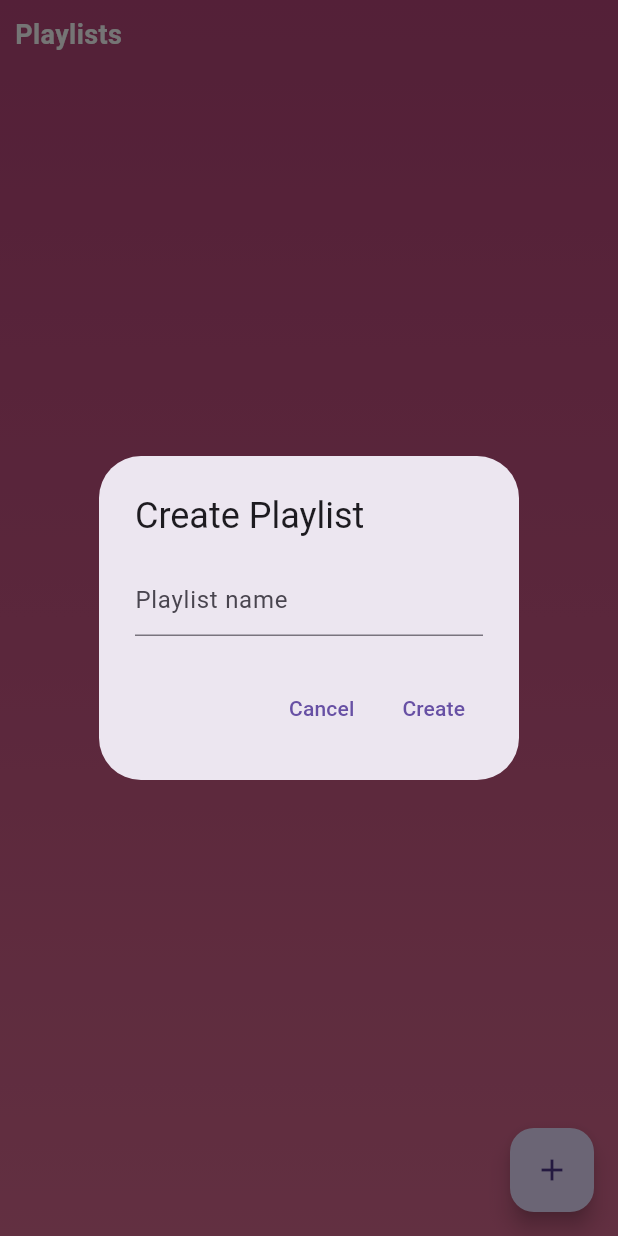
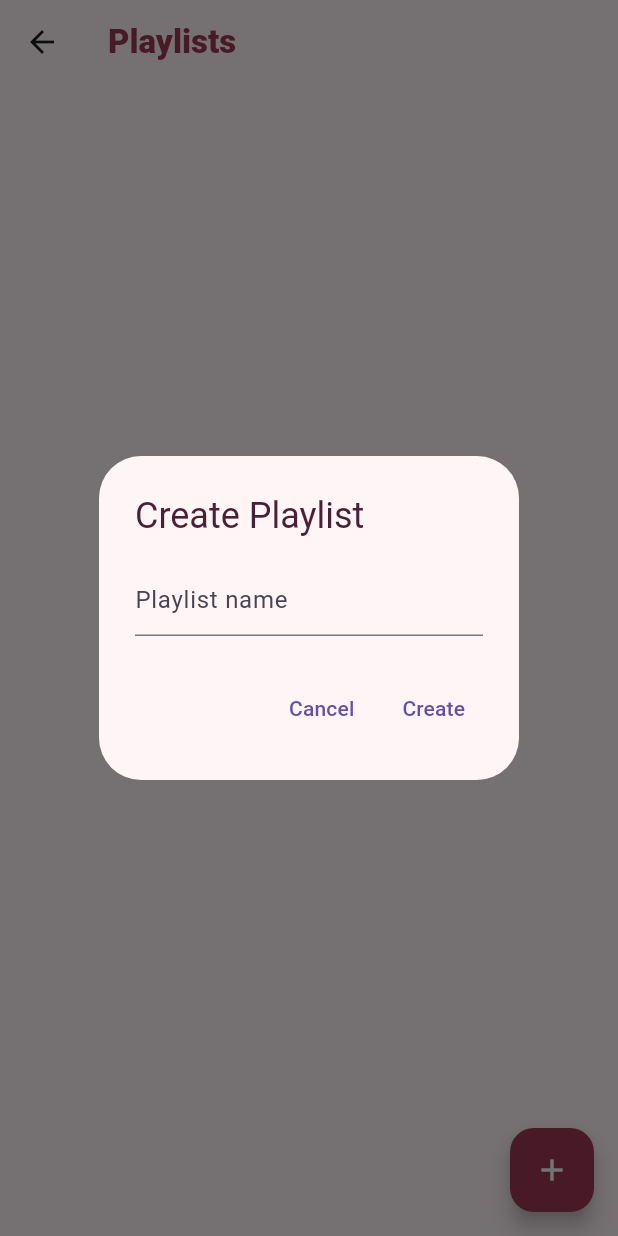
Before and after one commit to RjamesMz/Flutter_TuneIn, a Flutter app: the PlaylistPage screen opened by its route, after a tap on the "add" icon, on a phone screen of 412 x 824 dp. Run offline on Flutter 3.47's test engine with Material 3 defaults, Android fonts, the phone set to English and light mode, and no system bars; our stand-ins replace google_fonts.

Commit message:
added new Features

```diff
--- a/lib/pages/playlist_page.dart
+++ b/lib/pages/playlist_page.dart
@@ -1,7 +1,6 @@
 import 'package:flutter/material.dart';
+import '../core/app_colors.dart';
 import 'playlist_music.dart';
-
-
 
 class PlaylistPage extends StatefulWidget {
   const PlaylistPage({super.key});
@@ -12,39 +11,35 @@
 
 class _PlaylistPageState extends State<PlaylistPage> {
 
-
-
   List<String> playlists = [];
 
   void addPlaylist() {
-
     TextEditingController controller = TextEditingController();
 
     showDialog(
       context: context,
       builder: (context) {
         return AlertDialog(
-              title: const Text("Create Playlist"),
+          backgroundColor: kSurface,
+          title: const Text(
+            "Create Playlist",
+            style: TextStyle(color: kOnSurface),
+          ),
           content: TextField(
             controller: controller,
+            style: const TextStyle(color: kOnSurface),
             decoration: const InputDecoration(
               hintText: "Playlist name",
             ),
           ),
           actions: [
-
             TextButton(
-                  onPressed: (){
-                    Navigator.pop(context);
-                  },
+              onPressed: () => Navigator.pop(context),
               child: const Text("Cancel"),
             ),
-
-
-
             TextButton(
-                  onPressed: (){
-                    if(controller.text.isNotEmpty){
+              onPressed: () {
+                if (controller.text.isNotEmpty) {
                   setState(() {
                     playlists.add(controller.text);
                   });
@@ -59,8 +54,6 @@
     );
   }
 
-
-
   void deletePlaylist(int index) {
     setState(() {
       playlists.removeAt(index);
@@ -68,7 +61,6 @@
   }
 
   void openPlaylist(String name) {
-
     Navigator.push(
       context,
       MaterialPageRoute(
@@ -79,95 +71,128 @@
 
   @override
   Widget build(BuildContext context) {
+    return Scaffold(
+      backgroundColor: kSurface,
 
-        return Material(
-      color: Colors.transparent,
-      child: Stack(
+      appBar: AppBar(
+        backgroundColor: kSurface.withOpacity(0.9),
+        elevation: 0,
+        title: const Text(
+          "Playlists",
+          style: TextStyle(
+            color: kPrimary,
+            fontWeight: FontWeight.w800,
+          ),
+        ),
+      ),
+
+      body: playlists.isEmpty
+          ? const Center(
+              child: Text(
+                "No Playlists",
+                style: TextStyle(
+                  color: kOnSurface,
+                  fontSize: 16,
+                ),
+              ),
+            )
+          : ListView.builder(
+              padding: const EdgeInsets.fromLTRB(16, 12, 16, 100),
+              itemCount: playlists.length,
+              itemBuilder: (context, index) {
+
+                return GestureDetector(
+                  onTap: () {
+                    openPlaylist(playlists[index]);
+                  },
+                  child: Container(
+                    margin: const EdgeInsets.only(bottom: 12),
+                    padding: const EdgeInsets.all(12),
+
+                    decoration: BoxDecoration(
+                      color: kSurfaceContainerHighest,
+                      borderRadius: BorderRadius.circular(20),
+                    ),
+
+                    child: Row(
                       children: [
-      SafeArea(
-      child:Container(
-        width: double.infinity,
-        height: double.infinity,
 
-        decoration: const BoxDecoration(
-          gradient: LinearGradient(
-            begin: Alignment.topCenter,
-            end: Alignment.bottomCenter,
-            colors: [
-              Color(0xFFB6467A),
-              Color(0xFFC65482),
-              Color(0xFFD6688E),
+                        ClipRRect(
+                          borderRadius: BorderRadius.circular(12),
+                          child: Image.network(
+                            "https://picsum.photos/seed/${playlists[index]}/200",
+                            width: 55,
+                            height: 55,
+                            fit: BoxFit.cover,
+                          ),
+                        ),
+
+                        const SizedBox(width: 12),
+
+                        Expanded(
+                          child: Column(
+                            crossAxisAlignment: CrossAxisAlignment.start,
+                            children: [
+                              Text(
+                                playlists[index],
+                                style: const TextStyle(
+                                  color: kOnSurface,
+                                  fontSize: 16,
+                                  fontWeight: FontWeight.w700,
+                                ),
+                              ),
+                              const SizedBox(height: 4),
+                              const Text(
+                                "Playlist",
+                                style: TextStyle(
+                                  color: kOnSurfaceVariant,
+                                  fontSize: 12,
+                                ),
+                              ),
                             ],
                           ),
                         ),
 
-         child: Container(
-          padding: const EdgeInsets.all(10),
+                        IconButton(
+                          icon: const Icon(Icons.more_vert, color: kOnSurfaceVariant),
+                          onPressed: () {
+                            showModalBottomSheet(
+                              context: context,
+                              backgroundColor: kSurface,
+                              shape: const RoundedRectangleBorder(
+                                borderRadius: BorderRadius.vertical(top: Radius.circular(20)),
+                              ),
+                              builder: (_) {
+                                return SafeArea(
                                   child: Column(
-          crossAxisAlignment: CrossAxisAlignment.start,
+                                    mainAxisSize: MainAxisSize.min,
                                     children: [
-            const Text(
-              "Playlists",
-              style: TextStyle(
-                fontSize: 18,
-                fontWeight: FontWeight.bold,
-                color: Colors.white
+                                      ListTile(
+                                        leading: const Icon(Icons.delete, color: Colors.red),
+                                        title: const Text("Delete Playlist"),
+                                        onTap: () {
+                                          deletePlaylist(index);
+                                          Navigator.pop(context);
+                                        },
                                       ),
+                                    ],
                                   ),
-
-            Expanded(
-              child: playlists.isEmpty
-                  ? const Center(
-                      child: Text(
-                        "No Playlists",
-                        style: TextStyle(
-                          color: Colors.white,
-                          fontSize: 18,
+                                );
+                              },
+                            );
+                          },
                         ),
-                      ),
-                    )
-                  : ListView.builder(
-                      padding: const EdgeInsets.only(top: 68),
-                      itemCount: playlists.length,
-                      itemBuilder: (context, index) {
-
-                        return Card(
-                          margin: const EdgeInsets.symmetric(
-                              horizontal: 20, vertical: 8),
-
-                          child: ListTile(
-                            leading: const Icon(Icons.queue_music),
-                            title: Text(playlists[index]),
-
-                            onTap: (){
-                              openPlaylist(playlists[index]);
-                            },
-
-                            trailing: IconButton(
-                              icon: const Icon(Icons.delete),
-                              onPressed: (){
-                                deletePlaylist(index);
-                              },
+                      ],
                     ),
                   ),
                 );
               },
             ),
-                  ),
-                ],
-              ),
-            ),
-          ),
-        ),
-      Positioned(
-        right: 16,
-        bottom: 16,
-        child: FloatingActionButton(
+
+      floatingActionButton: FloatingActionButton(
+        backgroundColor: kPrimary,
         onPressed: addPlaylist,
-          child: const Icon(Icons.add),
-        ),
-      ),
-        ],
+        child: const Icon(Icons.add, color: Colors.white),
       ),
     );
   }
```
Also changed, not shown: pubspec.lock. Lines whose indentation alone changed are shown as unchanged.
